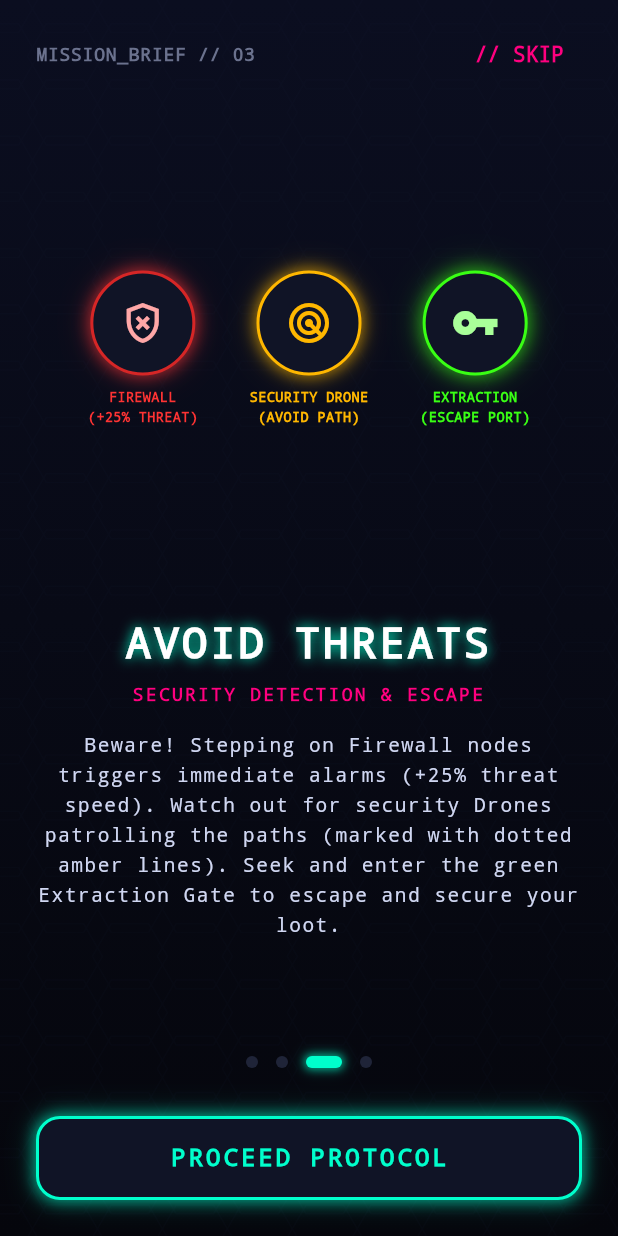
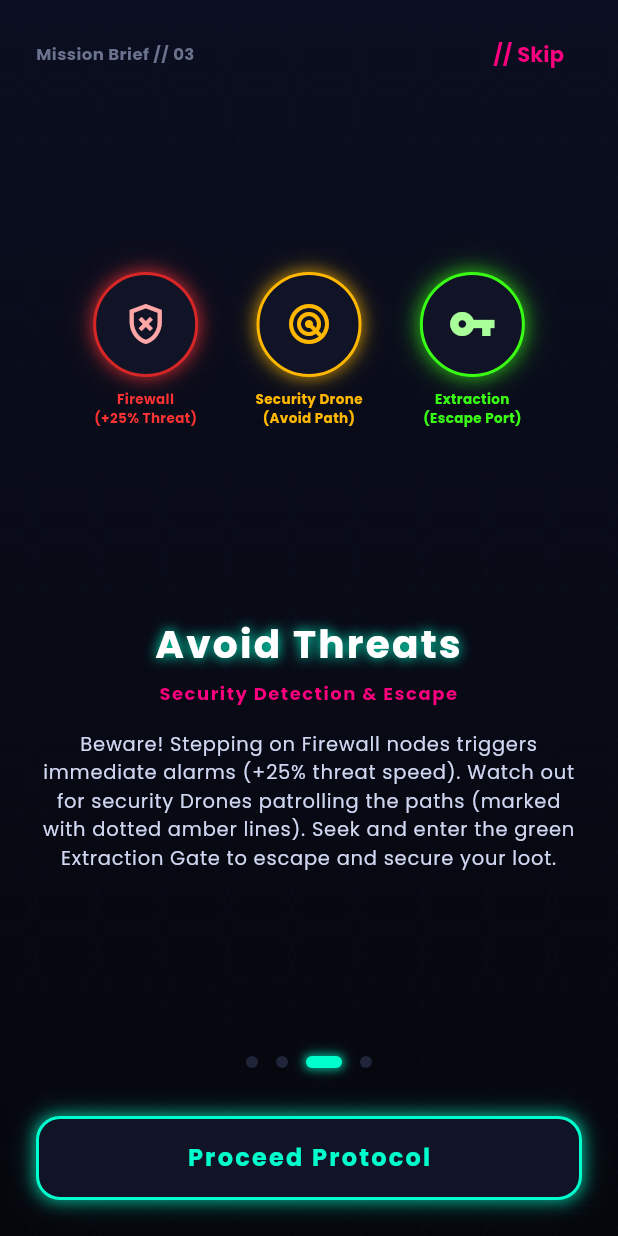
Before and after one commit to jilrupani/CyberHex, a Flutter app: the screen it shows after launch, swiped to page 3, on a phone screen of 412 x 824 dp. Run offline on Flutter 3.47's test engine with Material 3 defaults, Android fonts, the phone set to English and light mode, and no system bars; our stand-ins replace google_fonts, shared_preferences.

Commit message:
app font change

```diff
--- a/lib/main.dart
+++ b/lib/main.dart
@@ -1,5 +1,6 @@
 import 'package:flutter/material.dart';
 import 'package:flutter/services.dart';
+import 'package:google_fonts/google_fonts.dart';
 import 'screens/splash_screen.dart';
 import 'utils/game_storage.dart';
 
@@ -30,6 +31,7 @@ class CyberHexApp extends StatelessWidget {
       theme: ThemeData(
         brightness: Brightness.dark,
         scaffoldBackgroundColor: const Color(0xFF070913),
+        textTheme: GoogleFonts.poppinsTextTheme(ThemeData.dark().textTheme),
         colorScheme: const ColorScheme.dark(
           primary: Color(0xFF00FFCC),
           secondary: Color(0xFFFF007F),
--- a/lib/screens/onboarding_screen.dart
+++ b/lib/screens/onboarding_screen.dart
@@ -107,16 +107,15 @@ class _OnboardingScreenState extends State<OnboardingScreen> with TickerProvider
                       mainAxisAlignment: MainAxisAlignment.spaceBetween,
                       children: [
                         Text(
-                          "MISSION_BRIEF // 0${_currentPage + 1}",
+                          "Mission Brief // 0${_currentPage + 1}",
                           style: CyberTheme.terminalMuted.copyWith(fontWeight: FontWeight.bold),
                         ),
                         if (_currentPage < 3)
                           TextButton(
                             onPressed: _finishOnboarding,
                             child: const Text(
-                              "// SKIP",
+                              "// Skip",
                               style: TextStyle(
-                                fontFamily: 'Courier',
                                 color: CyberTheme.secondaryMagenta,
                                 fontWeight: FontWeight.bold,
                               ),
@@ -140,26 +139,26 @@ class _OnboardingScreenState extends State<OnboardingScreen> with TickerProvider
                       },
                       children: [
                         _buildSlide(
-                          title: "WELCOME HACKER",
-                          subtitle: "THE MISSION OVERVIEW",
+                          title: "Welcome Hacker",
+                          subtitle: "The Mission Overview",
                           description: "You are an elite Node Hacker operating in the deep shadows. Your goal is to infiltrate high-security corporate node networks, breach their firewalls, and extract critical core intelligence.",
                           child: _buildWelcomeGraphic(),
                         ),
                         _buildSlide(
-                          title: "TRAVERSE NODES",
-                          subtitle: "RAM RESOURCE MANAGEMENT",
+                          title: "Traverse Nodes",
+                          subtitle: "RAM Resource Management",
                           description: "In CyberHex, you move by linking to adjacent nodes. Each hop consumes 1 MB of your RAM Energy. Plan your route carefully: if your RAM cache decays to zero, your connection drops and you fail.",
                           child: _buildTraversalGraphic(),
                         ),
                         _buildSlide(
-                          title: "AVOID THREATS",
-                          subtitle: "SECURITY DETECTION & ESCAPE",
+                          title: "Avoid Threats",
+                          subtitle: "Security Detection & Escape",
                           description: "Beware! Stepping on Firewall nodes triggers immediate alarms (+25% threat speed). Watch out for security Drones patrolling the paths (marked with dotted amber lines). Seek and enter the green Extraction Gate to escape and secure your loot.",
                           child: _buildThreatsGraphic(),
                         ),
                         _buildSlide(
-                          title: "UPGRADE ARSENAL",
-                          subtitle: "MAINFRAME UPGRADES",
+                          title: "Upgrade Arsenal",
+                          subtitle: "Mainframe Upgrades",
                           description: "Redeem extracted DATA credits at the Terminal Shop to upgrade your rig. Expand your max RAM, install Jammers to slow down firewall tracing, or buy Decoys to hide from security patrol drone paths.",
                           child: _buildShopGraphic(),
                         ),
@@ -199,13 +198,12 @@ class _OnboardingScreenState extends State<OnboardingScreen> with TickerProvider
                             ),
                             child: Center(
                               child: Text(
-                                _currentPage == 3 ? "ENTER NEURAL LINK" : "PROCEED PROTOCOL",
+                                _currentPage == 3 ? "Enter Neural Link" : "Proceed Protocol",
                                 style: TextStyle(
-                                  fontFamily: 'Courier',
                                   fontSize: 16,
                                   fontWeight: FontWeight.bold,
                                   color: _currentPage == 3 ? CyberTheme.successGreen : CyberTheme.primaryCyan,
-                                  letterSpacing: 2.0,
+                                  letterSpacing: 1.5,
                                 ),
                               ),
                             ),
@@ -242,11 +240,10 @@ class _OnboardingScreenState extends State<OnboardingScreen> with TickerProvider
           Text(
             title,
             style: const TextStyle(
-              fontFamily: 'Courier',
-              fontSize: 28,
+              fontSize: 26,
               fontWeight: FontWeight.bold,
               color: Colors.white,
-              letterSpacing: 2.0,
+              letterSpacing: 1.5,
               shadows: [
                 Shadow(color: CyberTheme.primaryCyan, blurRadius: 10),
               ],
@@ -257,11 +254,10 @@ class _OnboardingScreenState extends State<OnboardingScreen> with TickerProvider
           Text(
             subtitle,
             style: const TextStyle(
-              fontFamily: 'Courier',
               fontSize: 12,
               color: CyberTheme.secondaryMagenta,
               fontWeight: FontWeight.bold,
-              letterSpacing: 1.5,
+              letterSpacing: 1.0,
             ),
             textAlign: TextAlign.center,
           ),
@@ -375,8 +371,8 @@ class _OnboardingScreenState extends State<OnboardingScreen> with TickerProvider
                   mainAxisAlignment: MainAxisAlignment.spaceBetween,
                   children: [
                     const Text(
-                      "RAM ENERGY CACHE",
-                      style: TextStyle(fontFamily: 'Courier', fontSize: 10, color: CyberTheme.primaryCyan),
+                      "RAM Energy Cache",
+                      style: TextStyle(fontSize: 10, color: CyberTheme.primaryCyan),
                     ),
                     AnimatedBuilder(
                       animation: _animController,
@@ -384,7 +380,7 @@ class _OnboardingScreenState extends State<OnboardingScreen> with TickerProvider
                         final val = 12 - (_animController.value * 4).round();
                         return Text(
                           "$val/12 MB",
-                          style: const TextStyle(fontFamily: 'Courier', fontSize: 10, color: CyberTheme.primaryCyan, fontWeight: FontWeight.bold),
+                          style: const TextStyle(fontSize: 10, color: CyberTheme.primaryCyan, fontWeight: FontWeight.bold),
                         );
                       },
                     ),
@@ -454,9 +450,9 @@ class _OnboardingScreenState extends State<OnboardingScreen> with TickerProvider
                 ),
                 const SizedBox(height: 8),
                 const Text(
-                  "FIREWALL\n(+25% THREAT)",
+                  "Firewall\n(+25% Threat)",
                   textAlign: TextAlign.center,
-                  style: TextStyle(fontFamily: 'Courier', fontSize: 9, color: CyberTheme.errorRed, fontWeight: FontWeight.bold),
+                  style: TextStyle(fontSize: 9, color: CyberTheme.errorRed, fontWeight: FontWeight.bold),
                 ),
               ],
             ),
@@ -485,9 +481,9 @@ class _OnboardingScreenState extends State<OnboardingScreen> with TickerProvider
                 ),
                 const SizedBox(height: 8),
                 const Text(
-                  "SECURITY DRONE\n(AVOID PATH)",
+                  "Security Drone\n(Avoid Path)",
                   textAlign: TextAlign.center,
-                  style: TextStyle(fontFamily: 'Courier', fontSize: 9, color: CyberTheme.accentAmber, fontWeight: FontWeight.bold),
+                  style: TextStyle(fontSize: 9, color: CyberTheme.accentAmber, fontWeight: FontWeight.bold),
                 ),
               ],
             ),
@@ -516,9 +512,9 @@ class _OnboardingScreenState extends State<OnboardingScreen> with TickerProvider
                 ),
                 const SizedBox(height: 8),
                 const Text(
-                  "EXTRACTION\n(ESCAPE PORT)",
+                  "Extraction\n(Escape Port)",
                   textAlign: TextAlign.center,
-                  style: TextStyle(fontFamily: 'Courier', fontSize: 9, color: CyberTheme.successGreen, fontWeight: FontWeight.bold),
+                  style: TextStyle(fontSize: 9, color: CyberTheme.successGreen, fontWeight: FontWeight.bold),
                 ),
               ],
             ),
@@ -528,23 +524,22 @@ class _OnboardingScreenState extends State<OnboardingScreen> with TickerProvider
     );
   }
 
-  // Slide 4 Graphic: Upgrades Terminal Shop Mock
   Widget _buildShopGraphic() {
     return Column(
       mainAxisAlignment: MainAxisAlignment.center,
       children: [
-        _buildShopItemMock(Icons.battery_charging_full, "RAM OVERCLOCK", "+2 MAX RAM ENERGY", "ACTIVE"),
+        _buildShopItemMock(Icons.battery_charging_full, "RAM Overclock", "+2 Max RAM Energy", "Active"),
         const SizedBox(height: 12),
-        _buildShopItemMock(Icons.settings_input_antenna, "SIGNAL JAMMER", "SLOWS FIREWALL SCANS", "UPGRADE"),
+        _buildShopItemMock(Icons.settings_input_antenna, "Signal Jammer", "Slows Firewall Scans", "Upgrade"),
         const SizedBox(height: 12),
-        _buildShopItemMock(Icons.radar, "DECOY SIGNATURE", "STALL PATROL DRONES", "LOCKED"),
+        _buildShopItemMock(Icons.radar, "Decoy Signature", "Stall Patrol Drones", "Locked"),
       ],
     );
   }
 
   Widget _buildShopItemMock(IconData icon, String title, String benefit, String state) {
-    final isLocked = state == "LOCKED";
-    final isInstalled = state == "ACTIVE";
+    final isLocked = state == "Locked";
+    final isInstalled = state == "Active";
 
     return Container(
       width: 260,
@@ -579,7 +574,6 @@ class _OnboardingScreenState extends State<OnboardingScreen> with TickerProvider
                 Text(
                   title,
                   style: TextStyle(
-                    fontFamily: 'Courier',
                     fontSize: 11,
                     fontWeight: FontWeight.bold,
                     color: isLocked ? Colors.grey : Colors.white,
@@ -588,7 +582,6 @@ class _OnboardingScreenState extends State<OnboardingScreen> with TickerProvider
                 Text(
                   benefit,
                   style: TextStyle(
-                    fontFamily: 'Courier',
                     fontSize: 9,
                     color: isLocked ? Colors.grey.shade600 : CyberTheme.secondaryMagenta,
                   ),
@@ -605,7 +598,6 @@ class _OnboardingScreenState extends State<OnboardingScreen> with TickerProvider
             child: Text(
               state,
               style: TextStyle(
-                fontFamily: 'Courier',
                 fontSize: 8,
                 fontWeight: FontWeight.bold,
                 color: isInstalled
@@ -760,7 +752,7 @@ class TutorialHexPainter extends CustomPainter {
     final textPainterStart = TextPainter(
       text: const TextSpan(
         text: 'A',
-        style: TextStyle(fontFamily: 'Courier', fontSize: 10, color: Colors.white, fontWeight: FontWeight.bold),
+        style: TextStyle(fontSize: 10, color: Colors.white, fontWeight: FontWeight.bold),
       ),
       textDirection: TextDirection.ltr,
     )..layout();
@@ -769,7 +761,7 @@ class TutorialHexPainter extends CustomPainter {
     final textPainterEnd = TextPainter(
       text: const TextSpan(
         text: 'B',
-        style: TextStyle(fontFamily: 'Courier', fontSize: 10, color: Colors.white, fontWeight: FontWeight.bold),
+        style: TextStyle(fontSize: 10, color: Colors.white, fontWeight: FontWeight.bold),
       ),
       textDirection: TextDirection.ltr,
     )..layout();
--- a/lib/theme/cyber_theme.dart
+++ b/lib/theme/cyber_theme.dart
@@ -1,4 +1,5 @@
 import 'package:flutter/material.dart';
+import 'package:google_fonts/google_fonts.dart';
 
 class CyberTheme {
   // Brand Colors
@@ -50,13 +51,12 @@ class CyberTheme {
   }
 
   // Text Styles
-  static const TextStyle terminalTitle = TextStyle(
-    fontFamily: 'Courier',
-    fontSize: 24,
+  static TextStyle get terminalTitle => GoogleFonts.poppins(
+    fontSize: 22,
     fontWeight: FontWeight.bold,
     color: primaryCyan,
-    letterSpacing: 2.0,
-    shadows: [
+    letterSpacing: 1.5,
+    shadows: const [
       Shadow(
         color: primaryCyan,
         blurRadius: 10,
@@ -64,25 +64,22 @@ class CyberTheme {
     ],
   );
 
-  static const TextStyle terminalBody = TextStyle(
-    fontFamily: 'Courier',
-    fontSize: 14,
-    color: Color(0xFFD0D7F2),
-    letterSpacing: 1.0,
+  static TextStyle get terminalBody => GoogleFonts.poppins(
+    fontSize: 13,
+    color: const Color(0xFFD0D7F2),
+    letterSpacing: 0.5,
   );
 
-  static const TextStyle terminalAccent = TextStyle(
-    fontFamily: 'Courier',
-    fontSize: 14,
+  static TextStyle get terminalAccent => GoogleFonts.poppins(
+    fontSize: 13,
     color: secondaryMagenta,
     fontWeight: FontWeight.bold,
-    letterSpacing: 1.0,
+    letterSpacing: 0.5,
   );
 
-  static const TextStyle terminalMuted = TextStyle(
-    fontFamily: 'Courier',
-    fontSize: 12,
-    color: Color(0xFF6B728E),
-    letterSpacing: 0.5,
+  static TextStyle get terminalMuted => GoogleFonts.poppins(
+    fontSize: 11,
+    color: const Color(0xFF6B728E),
+    letterSpacing: 0.3,
   );
 }
--- a/lib/widgets/hex_grid_painter.dart
+++ b/lib/widgets/hex_grid_painter.dart
@@ -178,7 +178,6 @@ class HexGridPainter extends CustomPainter {
               color: Colors.black,
               fontWeight: FontWeight.bold,
               fontSize: 12,
-              fontFamily: 'Courier',
             ),
           ),
           textDirection: TextDirection.ltr,
@@ -220,7 +219,6 @@ class HexGridPainter extends CustomPainter {
               color: CyberTheme.errorRed,
               fontWeight: FontWeight.bold,
               fontSize: 16,
-              fontFamily: 'Courier',
             ),
           ),
           textDirection: TextDirection.ltr,
--- a/pubspec.yaml
+++ b/pubspec.yaml
@@ -35,6 +35,7 @@ dependencies:
   # Use with the CupertinoIcons class for iOS style icons.
   cupertino_icons: ^1.0.8
   shared_preferences: ^2.3.2
+  google_fonts: ^6.2.1
 
 dev_dependencies:
   flutter_test:
```
Also changed, not shown: lib/screens/game_screen.dart (+33 -30 lines), lib/screens/main_menu_screen.dart (+22 -20 lines), lib/screens/shop_screen.dart (+16 -20 lines), lib/screens/splash_screen.dart (+10 -14 lines), pubspec.lock.
